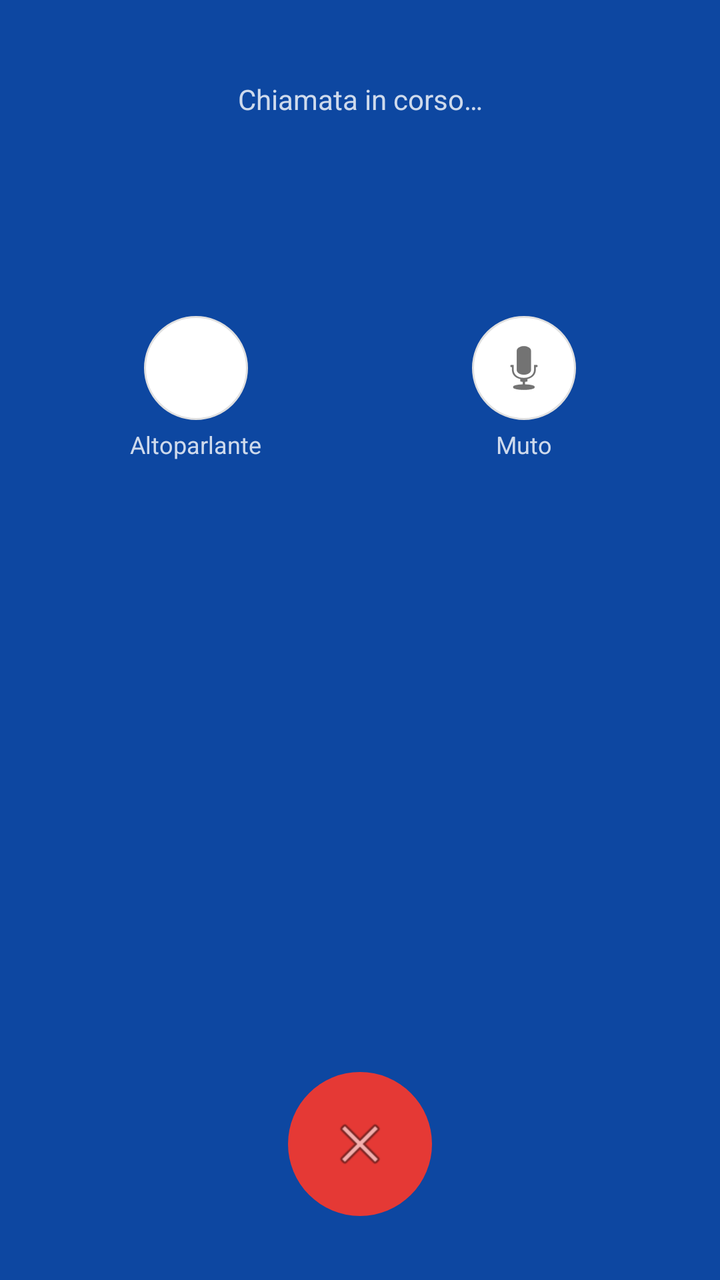
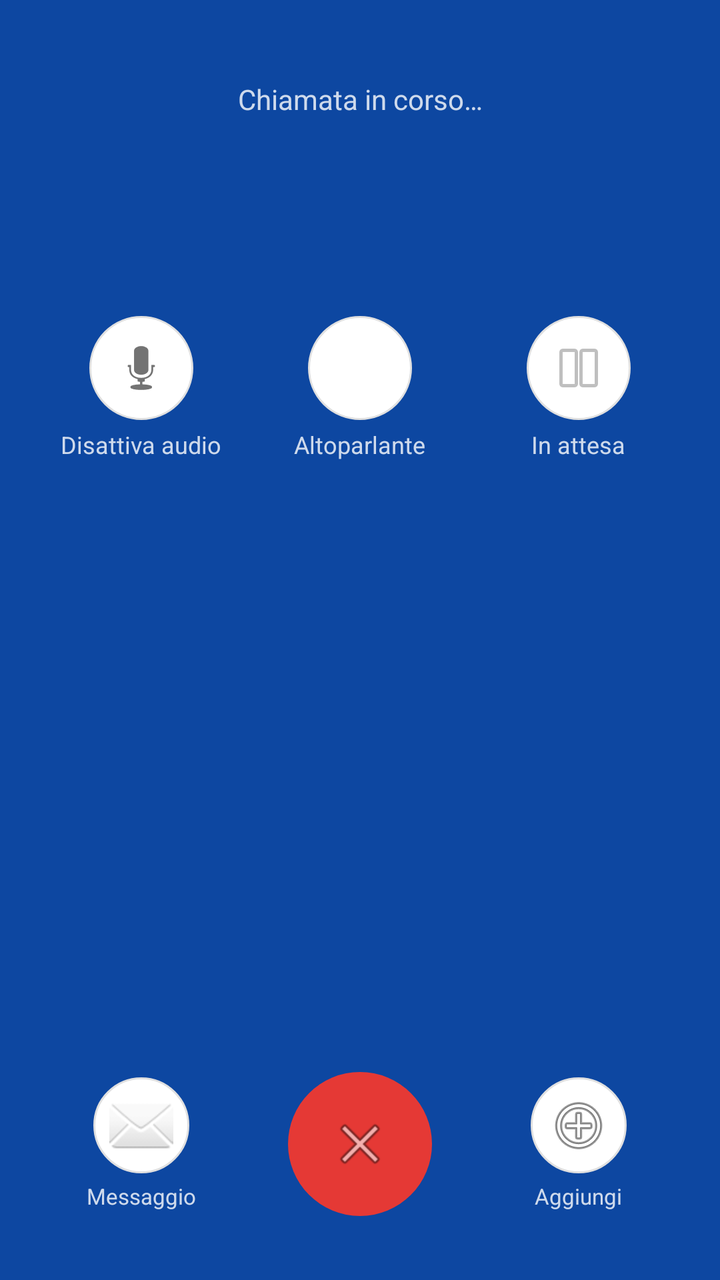

An Android layout rendered at two revisions. The XML below is the earlier revision; the diff shows what the commit changed to produce the second picture.
<!-- AndroidManifest.xml: activity theme Theme.GestioneChiamate.InCall -->
<!-- res/layout/activity_incall.xml -->
<?xml version="1.0" encoding="utf-8"?>
<LinearLayout xmlns:android="http://schemas.android.com/apk/res/android"
    android:layout_width="match_parent"
    android:layout_height="match_parent"
    android:orientation="vertical"
    android:background="@color/primary_dark"
    android:padding="16dp">

    <TextView
        android:id="@+id/txtStato"
        android:layout_width="match_parent"
        android:layout_height="wrap_content"
        android:layout_marginTop="24dp"
        android:gravity="center"
        android:text="@string/chiamata_in_corso"
        android:textColor="#CCFFFFFF"
        android:textSize="14sp" />

    <TextView
        android:id="@+id/txtNumeroChiamante"
        android:layout_width="match_parent"
        android:layout_height="wrap_content"
        android:layout_marginTop="4dp"
        android:gravity="center"
        android:textColor="@color/white"
        android:textSize="26sp"
        android:textStyle="bold" />

    <TextView
        android:id="@+id/txtDigitato"
        android:layout_width="match_parent"
        android:layout_height="wrap_content"
        android:layout_marginTop="12dp"
        android:gravity="center"
        android:textColor="@color/white"
        android:textSize="22sp"
        android:minHeight="32dp" />

    
    <LinearLayout
        android:layout_width="match_parent"
        android:layout_height="wrap_content"
        android:layout_marginTop="16dp"
        android:orientation="horizontal"
        android:gravity="center">

        <LinearLayout
            android:layout_width="0dp"
            android:layout_height="wrap_content"
            android:layout_weight="1"
            android:orientation="vertical"
            android:gravity="center">

            <ImageButton
                android:id="@+id/btnAltoparlante"
                android:layout_width="52dp"
                android:layout_height="52dp"
                android:background="@drawable/bg_dialpad_key"
                android:src="@android:drawable/ic_lock_silent_mode_off"
                android:contentDescription="Altoparlante" />

            <TextView
                android:layout_width="wrap_content"
                android:layout_height="wrap_content"
                android:layout_marginTop="4dp"
                android:text="Altoparlante"
                android:textColor="#CCFFFFFF"
                android:textSize="12sp" />

        </LinearLayout>

        <LinearLayout
            android:layout_width="0dp"
            android:layout_height="wrap_content"
            android:layout_weight="1"
            android:orientation="vertical"
            android:gravity="center">

            <ImageButton
                android:id="@+id/btnMuto"
                android:layout_width="52dp"
                android:layout_height="52dp"
                android:background="@drawable/bg_dialpad_key"
                android:src="@android:drawable/ic_btn_speak_now"
                android:contentDescription="Muto" />

            <TextView
                android:layout_width="wrap_content"
                android:layout_height="wrap_content"
                android:layout_marginTop="4dp"
                android:text="Muto"
                android:textColor="#CCFFFFFF"
                android:textSize="12sp" />

        </LinearLayout>

    </LinearLayout>

    
    <GridLayout
        android:id="@+id/gridTasti"
        android:layout_width="match_parent"
        android:layout_height="0dp"
        android:layout_weight="1"
        android:layout_marginTop="12dp"
        android:columnCount="3"
        android:rowCount="4" />

    <ImageButton
        android:id="@+id/btnRiaggancia"
        android:layout_width="72dp"
        android:layout_height="72dp"
        android:layout_gravity="center_horizontal"
        android:layout_marginTop="8dp"
        android:layout_marginBottom="16dp"
        android:background="@drawable/bg_circle_end"
        android:contentDescription="@string/riaggancia"
        android:src="@android:drawable/ic_menu_close_clear_cancel" />

</LinearLayout>
<!-- resources referenced by this layout -->
<resources>
  <color name="primary_dark">#0D47A1</color>
  <color name="white">#FFFFFF</color>
  <!-- drawable bg_circle_end (drawable) -->
  <shape xmlns:android="http://schemas.android.com/apk/res/android"
      android:shape="oval">
      <solid android:color="@color/end_call" />
  </shape>
  <!-- drawable bg_dialpad_key (drawable) -->
  <shape xmlns:android="http://schemas.android.com/apk/res/android"
      android:shape="oval">
      <solid android:color="@color/card" />
      <stroke android:width="1dp" android:color="#E0E0E0" />
  </shape>
  <string name="chiamata_in_corso">Chiamata in corso…</string>
  <string name="riaggancia">Riaggancia</string>
  <style name="Theme.GestioneChiamate.InCall" parent="Theme.MaterialComponents.DayNight.NoActionBar">
          <item name="android:windowBackground">@color/primary_dark</item>
      </style>
  <color name="end_call">#E53935</color>
  <color name="card">#FFFFFF</color>
</resources>

<!-- the commit's change to res/layout/activity_incall.xml (unified diff, before → after) -->
@@ -52,6 +52,31 @@
             android:gravity="center">
 
             <ImageButton
+                android:id="@+id/btnMuto"
+                android:layout_width="52dp"
+                android:layout_height="52dp"
+                android:background="@drawable/bg_dialpad_key"
+                android:src="@android:drawable/ic_btn_speak_now"
+                android:contentDescription="Muto" />
+
+            <TextView
+                android:layout_width="wrap_content"
+                android:layout_height="wrap_content"
+                android:layout_marginTop="4dp"
+                android:text="Disattiva audio"
+                android:textColor="#CCFFFFFF"
+                android:textSize="12sp" />
+
+        </LinearLayout>
+
+        <LinearLayout
+            android:layout_width="0dp"
+            android:layout_height="wrap_content"
+            android:layout_weight="1"
+            android:orientation="vertical"
+            android:gravity="center">
+
+            <ImageButton
                 android:id="@+id/btnAltoparlante"
                 android:layout_width="52dp"
                 android:layout_height="52dp"
@@ -77,18 +102,18 @@
             android:gravity="center">
 
             <ImageButton
-                android:id="@+id/btnMuto"
+                android:id="@+id/btnAttesa"
                 android:layout_width="52dp"
                 android:layout_height="52dp"
                 android:background="@drawable/bg_dialpad_key"
-                android:src="@android:drawable/ic_btn_speak_now"
-                android:contentDescription="Muto" />
-
-            <TextView
-                android:layout_width="wrap_content"
-                android:layout_height="wrap_content"
-                android:layout_marginTop="4dp"
-                android:text="Muto"
+                android:src="@android:drawable/ic_media_pause"
+                android:contentDescription="In attesa" />
+
+            <TextView
+                android:layout_width="wrap_content"
+                android:layout_height="wrap_content"
+                android:layout_marginTop="4dp"
+                android:text="In attesa"
                 android:textColor="#CCFFFFFF"
                 android:textSize="12sp" />
 
@@ -106,15 +131,82 @@
         android:columnCount="3"
         android:rowCount="4" />
 
-    <ImageButton
-        android:id="@+id/btnRiaggancia"
-        android:layout_width="72dp"
-        android:layout_height="72dp"
-        android:layout_gravity="center_horizontal"
+    
+    <LinearLayout
+        android:layout_width="match_parent"
+        android:layout_height="wrap_content"
         android:layout_marginTop="8dp"
         android:layout_marginBottom="16dp"
-        android:background="@drawable/bg_circle_end"
-        android:contentDescription="@string/riaggancia"
-        android:src="@android:drawable/ic_menu_close_clear_cancel" />
+        android:orientation="horizontal"
+        android:gravity="center">
+
+        <LinearLayout
+            android:layout_width="0dp"
+            android:layout_height="wrap_content"
+            android:layout_weight="1"
+            android:orientation="vertical"
+            android:gravity="center">
+
+            <ImageButton
+                android:id="@+id/btnMessaggio"
+                android:layout_width="48dp"
+                android:layout_height="48dp"
+                android:background="@drawable/bg_dialpad_key"
+                android:src="@android:drawable/ic_dialog_email"
+                android:contentDescription="Messaggio" />
+
+            <TextView
+                android:layout_width="wrap_content"
+                android:layout_height="wrap_content"
+                android:layout_marginTop="4dp"
+                android:text="Messaggio"
+                android:textColor="#CCFFFFFF"
+                android:textSize="11sp" />
+
+        </LinearLayout>
+
+        <LinearLayout
+            android:layout_width="0dp"
+            android:layout_height="wrap_content"
+            android:layout_weight="1"
+            android:orientation="vertical"
+            android:gravity="center">
+
+            <ImageButton
+                android:id="@+id/btnRiaggancia"
+                android:layout_width="72dp"
+                android:layout_height="72dp"
+                android:background="@drawable/bg_circle_end"
+                android:contentDescription="@string/riaggancia"
+                android:src="@android:drawable/ic_menu_close_clear_cancel" />
+
+        </LinearLayout>
+
+        <LinearLayout
+            android:layout_width="0dp"
+            android:layout_height="wrap_content"
+            android:layout_weight="1"
+            android:orientation="vertical"
+            android:gravity="center">
+
+            <ImageButton
+                android:id="@+id/btnAggiungiChiamata"
+                android:layout_width="48dp"
+                android:layout_height="48dp"
+                android:background="@drawable/bg_dialpad_key"
+                android:src="@android:drawable/ic_menu_add"
+                android:contentDescription="Aggiungi chiamata" />
+
+            <TextView
+                android:layout_width="wrap_content"
+                android:layout_height="wrap_content"
+                android:layout_marginTop="4dp"
+                android:text="Aggiungi"
+                android:textColor="#CCFFFFFF"
+                android:textSize="11sp" />
+
+        </LinearLayout>
+
+    </LinearLayout>
 
 </LinearLayout>
